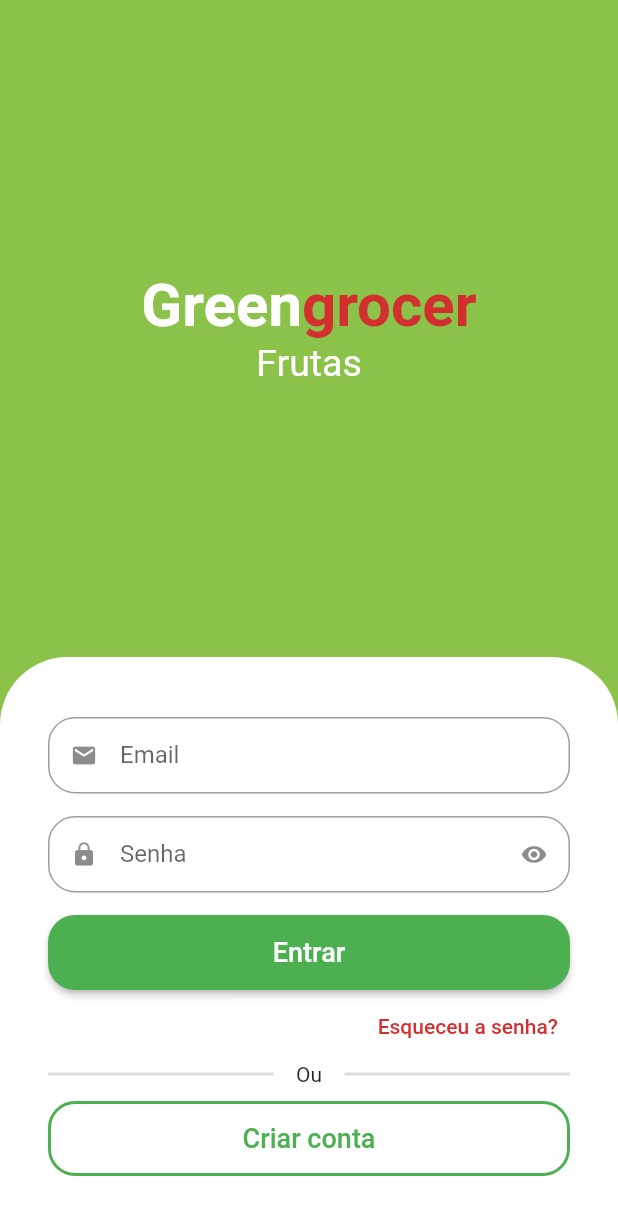
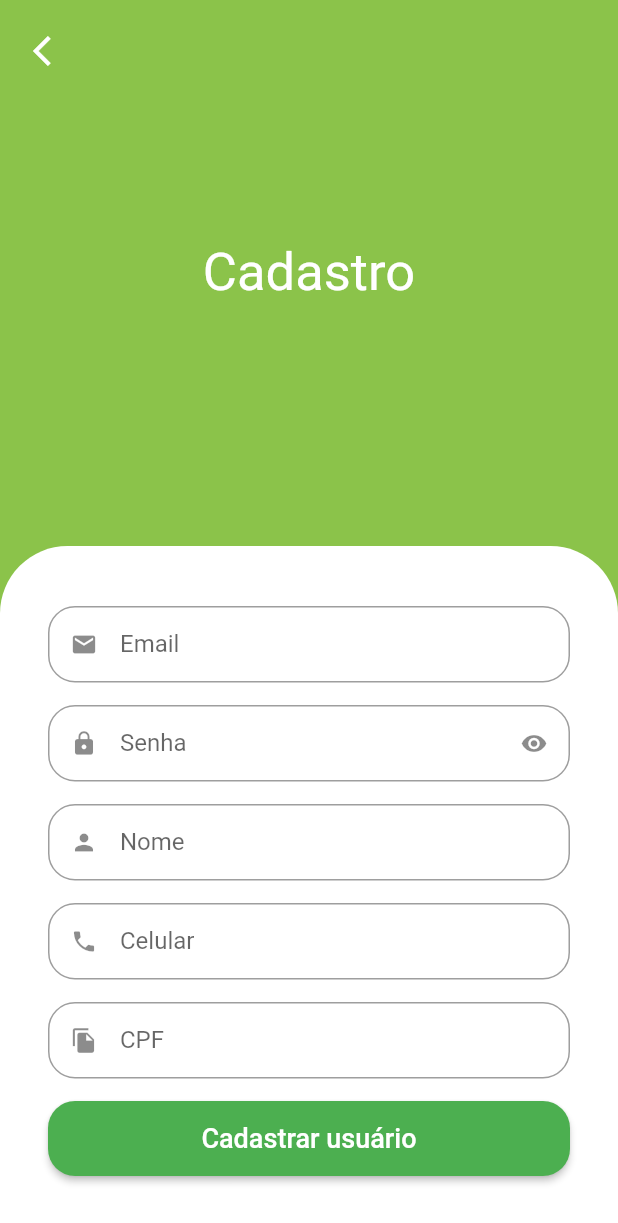
Before and after one commit to Maurilio-David/Greengrocer, a Flutter app: the screen it shows after launch, after a tap on "Criar conta", on a phone screen of 412 x 824 dp. Shown: the top 1223 px of the screen. Run offline on Flutter 3.47's test engine with Material 2 defaults, Android fonts, the phone set to English and light mode, and no system bars; drawn by our look-alikes of animated_text_kit; our stand-ins replace mask_text_input_formatter.

Commit message:
Tela de cadastro

```diff
--- a/lib/src/auth/components/custom_text_field.dart
+++ b/lib/src/auth/components/custom_text_field.dart
@@ -1,15 +1,18 @@
 import 'package:flutter/material.dart';
+import 'package:flutter/services.dart';
 
 class CustomTextField extends StatefulWidget {
   final IconData icon;
   final String label;
   final bool isSecret;
+  final List<TextInputFormatter>? inputFormatters;
 
   const CustomTextField(
       {Key? key,
       required this.icon,
       required this.label,
-      this.isSecret = false})
+      this.isSecret = false,
+      this.inputFormatters})
       : super(key: key);
 
   @override
@@ -30,6 +33,7 @@ class _CustomTextFieldState extends State<CustomTextField> {
     return Padding(
       padding: const EdgeInsets.only(bottom: 15),
       child: TextFormField(
+        inputFormatters: widget.inputFormatters,
         obscureText: isObscure,
         decoration: InputDecoration(
           prefixIcon: Icon(widget.icon),
--- a/lib/src/auth/sign_in_screen.dart
+++ b/lib/src/auth/sign_in_screen.dart
@@ -1,6 +1,7 @@
 import 'package:animated_text_kit/animated_text_kit.dart';
 import 'package:flutter/material.dart';
 import 'package:greengrocer/src/auth/components/custom_text_field.dart';
+import 'package:greengrocer/src/auth/sing_up_screen.dart';
 import 'package:greengrocer/src/config/customs_color.dart';
 
 class SignInScreen extends StatelessWidget {
@@ -151,7 +152,12 @@ class SignInScreen extends StatelessWidget {
                                   width: 2, color: Colors.green),
                               shape: RoundedRectangleBorder(
                                   borderRadius: BorderRadius.circular(18))),
-                          onPressed: () {},
+                          onPressed: () {
+                            Navigator.of(context)
+                                .push(MaterialPageRoute(builder: (c) {
+                              return SingUpScreen();
+                            }));
+                          },
                           child: const Text(
                             'Criar conta',
                             style: TextStyle(fontSize: 18),
--- /dev/null
+++ b/lib/src/auth/sing_up_screen.dart
@@ -0,0 +1,116 @@
+import 'package:flutter/material.dart';
+import 'package:greengrocer/src/auth/components/custom_text_field.dart';
+import 'package:greengrocer/src/config/customs_color.dart';
+import 'package:mask_text_input_formatter/mask_text_input_formatter.dart';
+
+class SingUpScreen extends StatelessWidget {
+  SingUpScreen({Key? key}) : super(key: key);
+
+  final cpfFormatter = MaskTextInputFormatter(
+      mask: '###.###.###-##', filter: {'#': RegExp(r'[0-9]')});
+
+  final phoneFormatter = MaskTextInputFormatter(
+      mask: '(##) # ####-####', filter: {'#': RegExp(r'[0-9]')});
+
+  @override
+  Widget build(BuildContext context) {
+    final size = MediaQuery.of(context).size;
+
+    return Scaffold(
+      backgroundColor: CustomsColor.customSwatchColor,
+      body: SingleChildScrollView(
+        child: SizedBox(
+          height: size.height,
+          width: size.width,
+          child: Stack(
+            children: [
+              Column(
+                children: [
+                  const Expanded(
+                    child: Center(
+                      child: Text(
+                        'Cadastro',
+                        style: TextStyle(
+                          color: Colors.white,
+                          fontSize: 35,
+                        ),
+                      ),
+                    ),
+                  ),
+
+                  //Formulário
+                  Container(
+                    padding: const EdgeInsets.symmetric(
+                        horizontal: 32, vertical: 40),
+                    decoration: const BoxDecoration(
+                      color: Colors.white,
+                      borderRadius: BorderRadius.vertical(
+                        top: Radius.circular(45),
+                      ),
+                    ),
+                    child: Column(
+                      crossAxisAlignment: CrossAxisAlignment.stretch,
+                      children: [
+                        const CustomTextField(
+                          icon: Icons.email,
+                          label: 'Email',
+                        ),
+                        const CustomTextField(
+                          icon: Icons.lock,
+                          label: 'Senha',
+                          isSecret: true,
+                        ),
+                        const CustomTextField(
+                          icon: Icons.person,
+                          label: 'Nome',
+                        ),
+                        CustomTextField(
+                          icon: Icons.phone,
+                          label: 'Celular',
+                          inputFormatters: [phoneFormatter],
+                        ),
+                        CustomTextField(
+                          icon: Icons.file_copy,
+                          label: 'CPF',
+                          inputFormatters: [cpfFormatter],
+                        ),
+                        SizedBox(
+                          height: 50,
+                          child: ElevatedButton(
+                            style: ElevatedButton.styleFrom(
+                                shape: RoundedRectangleBorder(
+                                    borderRadius: BorderRadius.circular(18))),
+                            onPressed: () {},
+                            child: const Text(
+                              'Cadastrar usuário',
+                              style: TextStyle(fontSize: 18),
+                            ),
+                          ),
+                        )
+                      ],
+                    ),
+                  )
+                ],
+              ),
+              Positioned(
+                left: 10,
+                top: 10,
+                child: SafeArea(
+                  child: IconButton(
+                    onPressed: () {
+                      Navigator.of(context).pop();
+                    },
+                    icon: const Icon(
+                      Icons.arrow_back_ios,
+                      color: Colors.white,
+                    ),
+                  ),
+                ),
+              ),
+            ],
+          ),
+        ),
+      ),
+    );
+  }
+}
--- a/pubspec.yaml
+++ b/pubspec.yaml
@@ -35,6 +35,7 @@ dependencies:
   # Use with the CupertinoIcons class for iOS style icons.
   cupertino_icons: ^1.0.2
   animated_text_kit: ^4.2.2
+  mask_text_input_formatter: ^2.3.0
 
 dev_dependencies:
   flutter_test:
```
Also changed, not shown: pubspec.lock.
